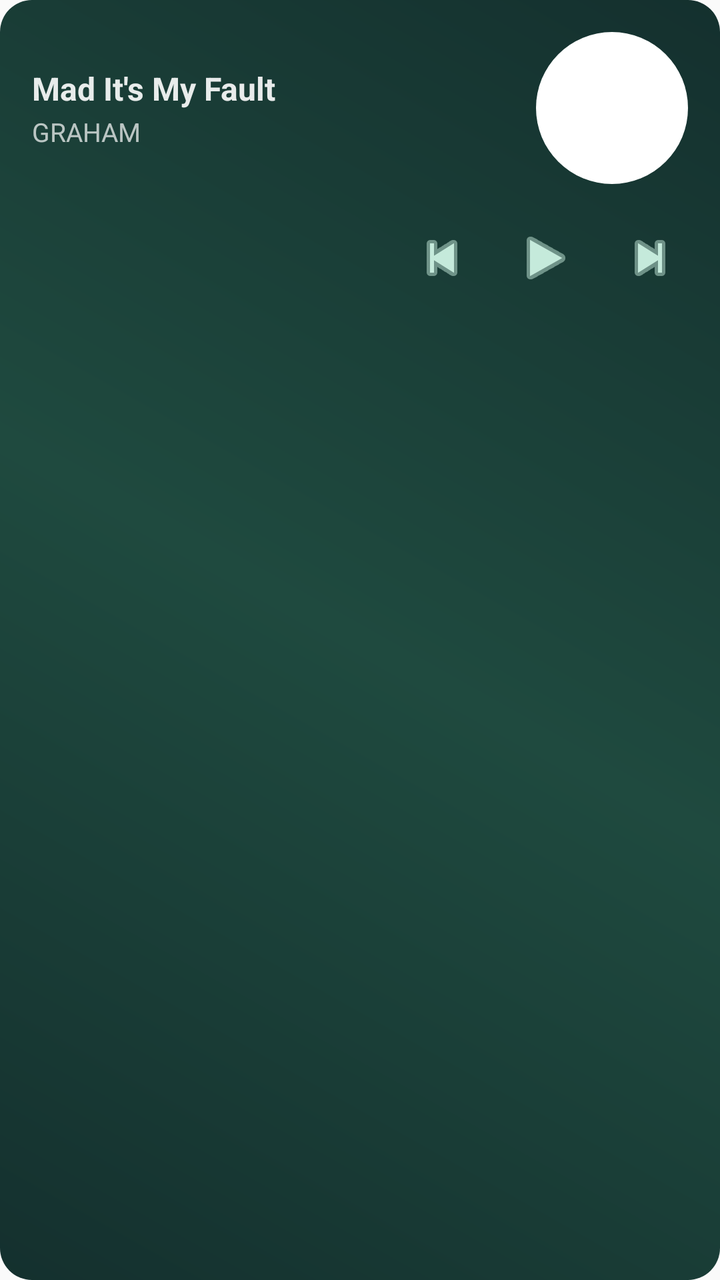
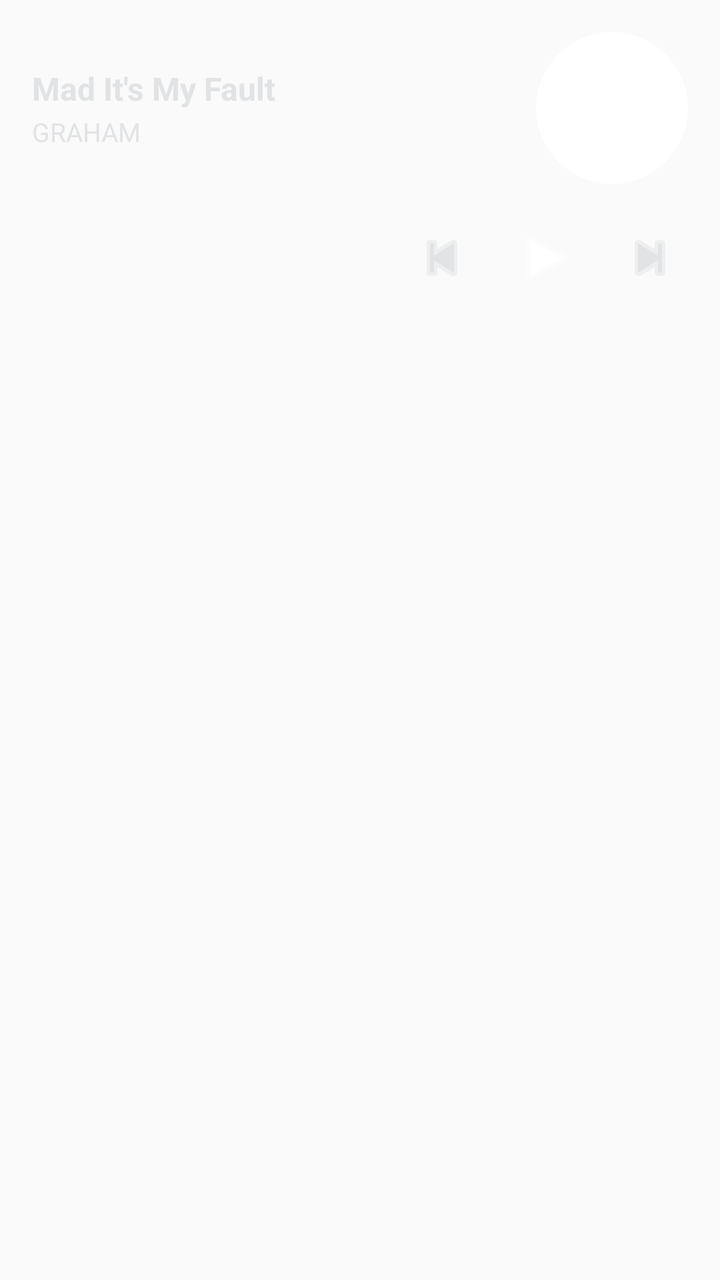

Before-and-after screenshots of an Android layout around one commit, followed by the original layout XML and the change that was made.
<!-- AndroidManifest.xml: application theme AppTheme -->
<!-- res/layout/widget_music_style_c.xml -->
<?xml version="1.0" encoding="utf-8"?>
<RelativeLayout xmlns:android="http://schemas.android.com/apk/res/android"
    android:id="@+id/widget_container"
    android:layout_width="match_parent"
    android:layout_height="match_parent"
    android:background="@drawable/widget_bg_gradient"
    android:padding="16dp">

    <LinearLayout
        android:layout_width="match_parent"
        android:layout_height="match_parent"
        android:orientation="vertical">

        <LinearLayout
            android:layout_width="match_parent"
            android:layout_height="wrap_content"
            android:orientation="horizontal"
            android:gravity="start|center_vertical">

            <LinearLayout
                android:layout_width="0dp"
                android:layout_height="wrap_content"
                android:layout_weight="1"
                android:orientation="vertical">

                <TextView
                    android:id="@+id/widget_title"
                    android:layout_width="wrap_content"
                    android:layout_height="wrap_content"
                    android:text="Mad It's My Fault"
                    android:textColor="#E6FFFFFF"
                    android:textSize="16sp"
                    android:textStyle="bold" />

                <TextView
                    android:id="@+id/widget_artist"
                    android:layout_width="wrap_content"
                    android:layout_height="wrap_content"
                    android:layout_marginTop="2dp"
                    android:text="GRAHAM"
                    android:textColor="#B3FFFFFF"
                    android:textSize="13sp" />
            </LinearLayout>

            <FrameLayout
                android:layout_width="76dp"
                android:layout_height="76dp">

                <ImageView
                    android:id="@+id/widget_cover"
                    android:layout_width="match_parent"
                    android:layout_height="match_parent"
                    android:scaleType="centerCrop"
                    android:background="@drawable/widget_circle"
                    android:padding="3dp" />
            </FrameLayout>
        </LinearLayout>

        <LinearLayout
            android:layout_width="match_parent"
            android:layout_height="wrap_content"
            android:layout_marginTop="14dp"
            android:orientation="horizontal"
            android:gravity="end|center_vertical">

            <ImageButton
                android:id="@+id/widget_btn_prev"
                android:layout_width="38dp"
                android:layout_height="38dp"
                android:background="@android:color/transparent"
                android:scaleType="centerInside"
                android:src="@android:drawable/ic_media_previous"
                android:tint="#C5EADB" />

            <ImageButton
                android:id="@+id/widget_btn_play"
                android:layout_width="46dp"
                android:layout_height="46dp"
                android:layout_marginStart="10dp"
                android:layout_marginEnd="10dp"
                android:background="@android:color/transparent"
                android:scaleType="centerInside"
                android:src="@android:drawable/ic_media_play"
                android:tint="#C5EADB" />

            <ImageButton
                android:id="@+id/widget_btn_next"
                android:layout_width="38dp"
                android:layout_height="38dp"
                android:background="@android:color/transparent"
                android:scaleType="centerInside"
                android:src="@android:drawable/ic_media_next"
                android:tint="#C5EADB" />
        </LinearLayout>
    </LinearLayout>

</RelativeLayout>
<!-- resources referenced by this layout -->
<resources>
  <!-- drawable widget_bg_gradient (drawable) -->
  <?xml version="1.0" encoding="utf-8"?>
  <shape xmlns:android="http://schemas.android.com/apk/res/android"
      android:shape="rectangle">
      <corners android:radius="16dp" />
      <gradient
          android:startColor="#14302E"
          android:centerColor="#1F4A3F"
          android:endColor="#14302E"
          android:angle="45" />
      <size android:height="120dp" />
  </shape>
  <!-- drawable widget_circle (drawable) -->
  <?xml version="1.0" encoding="utf-8"?>
  <shape xmlns:android="http://schemas.android.com/apk/res/android" android:shape="oval">
      <solid android:color="#FFFFFF" />
  </shape>
  <style name="AppTheme" parent="Theme.AppCompat.DayNight.NoActionBar">
      <item name="android:enforceNavigationBarContrast" tools:targetApi="29">true</item>
      <item name="android:editTextBackground">@drawable/rn_edit_text_material</item>
      <item name="colorPrimary">@color/colorPrimary</item>
      <item name="android:statusBarColor">#121212</item>
    </style>
  <!-- drawable rn_edit_text_material (drawable) -->
  <?xml version="1.0" encoding="utf-8"?>
  <inset xmlns:android="http://schemas.android.com/apk/res/android"
         android:insetLeft="@dimen/abc_edit_text_inset_horizontal_material"
         android:insetRight="@dimen/abc_edit_text_inset_horizontal_material"
         android:insetTop="@dimen/abc_edit_text_inset_top_material"
         android:insetBottom="@dimen/abc_edit_text_inset_bottom_material"
         >
  
      <selector>
          
          <item android:state_enabled="false" android:drawable="@drawable/abc_textfield_default_mtrl_alpha"/>
          <item android:drawable="@drawable/abc_textfield_activated_mtrl_alpha"/>
      </selector>
  
  </inset>
  <color name="colorPrimary">#023c69</color>
</resources>

<!-- the commit's change to res/layout/widget_music_style_c.xml (unified diff, before → after) -->
@@ -3,7 +3,7 @@
     android:id="@+id/widget_container"
     android:layout_width="match_parent"
     android:layout_height="match_parent"
-    android:background="@drawable/widget_bg_gradient"
+    android:background="@drawable/widget_bg_surface"
     android:padding="16dp">
 
     <LinearLayout
@@ -28,7 +28,7 @@
                     android:layout_width="wrap_content"
                     android:layout_height="wrap_content"
                     android:text="Mad It's My Fault"
-                    android:textColor="#E6FFFFFF"
+                    android:textColor="@color/widget_on_surface"
                     android:textSize="16sp"
                     android:textStyle="bold" />
 
@@ -38,7 +38,7 @@
                     android:layout_height="wrap_content"
                     android:layout_marginTop="2dp"
                     android:text="GRAHAM"
-                    android:textColor="#B3FFFFFF"
+                    android:textColor="@color/widget_on_surface"
                     android:textSize="13sp" />
             </LinearLayout>
 
@@ -67,10 +67,10 @@
                 android:id="@+id/widget_btn_prev"
                 android:layout_width="38dp"
                 android:layout_height="38dp"
-                android:background="@android:color/transparent"
+                android:background="@drawable/widget_tonal_button"
                 android:scaleType="centerInside"
                 android:src="@android:drawable/ic_media_previous"
-                android:tint="#C5EADB" />
+                android:tint="@color/widget_on_surface" />
 
             <ImageButton
                 android:id="@+id/widget_btn_play"
@@ -78,19 +78,19 @@
                 android:layout_height="46dp"
                 android:layout_marginStart="10dp"
                 android:layout_marginEnd="10dp"
-                android:background="@android:color/transparent"
+                android:background="@drawable/widget_primary_button"
                 android:scaleType="centerInside"
                 android:src="@android:drawable/ic_media_play"
-                android:tint="#C5EADB" />
+                android:tint="@android:color/white" />
 
             <ImageButton
                 android:id="@+id/widget_btn_next"
                 android:layout_width="38dp"
                 android:layout_height="38dp"
-                android:background="@android:color/transparent"
+                android:background="@drawable/widget_tonal_button"
                 android:scaleType="centerInside"
                 android:src="@android:drawable/ic_media_next"
-                android:tint="#C5EADB" />
+                android:tint="@color/widget_on_surface" />
         </LinearLayout>
     </LinearLayout>
 
<!-- resource entries referenced after the edit -->
@@ -1,15 +1,10 @@
 <!-- resources referenced by this layout -->
 <resources>
-  <!-- drawable widget_bg_gradient (drawable) -->
+  <!-- drawable widget_bg_surface (drawable) -->
   <?xml version="1.0" encoding="utf-8"?>
-  <shape xmlns:android="http://schemas.android.com/apk/res/android"
-      android:shape="rectangle">
-      <corners android:radius="16dp" />
-      <gradient
-          android:startColor="#14302E"
-          android:centerColor="#1F4A3F"
-          android:endColor="#14302E"
-          android:angle="45" />
+  <shape xmlns:android="http://schemas.android.com/apk/res/android" android:shape="rectangle">
+      <corners android:radius="20dp" />
+      <solid android:color="@color/widget_surface" />
       <size android:height="120dp" />
   </shape>
   <!-- drawable widget_circle (drawable) -->
@@ -17,6 +12,28 @@
   <shape xmlns:android="http://schemas.android.com/apk/res/android" android:shape="oval">
       <solid android:color="#FFFFFF" />
   </shape>
+  <!-- drawable widget_primary_button (drawable) -->
+  <?xml version="1.0" encoding="utf-8"?>
+  <ripple xmlns:android="http://schemas.android.com/apk/res/android"
+      android:color="@android:color/white">
+      <item>
+          <shape android:shape="oval">
+              <size android:width="52dp" android:height="52dp" />
+              <solid android:color="@color/widget_primary" />
+          </shape>
+      </item>
+  </ripple>
+  <!-- drawable widget_tonal_button (drawable) -->
+  <?xml version="1.0" encoding="utf-8"?>
+  <ripple xmlns:android="http://schemas.android.com/apk/res/android"
+      android:color="@color/widget_on_surface">
+      <item>
+          <shape android:shape="oval">
+              <size android:width="44dp" android:height="44dp" />
+              <solid android:color="@color/widget_surface" />
+          </shape>
+      </item>
+  </ripple>
   <style name="AppTheme" parent="Theme.AppCompat.DayNight.NoActionBar">
       <item name="android:enforceNavigationBarContrast" tools:targetApi="29">true</item>
       <item name="android:editTextBackground">@drawable/rn_edit_text_material</item>
